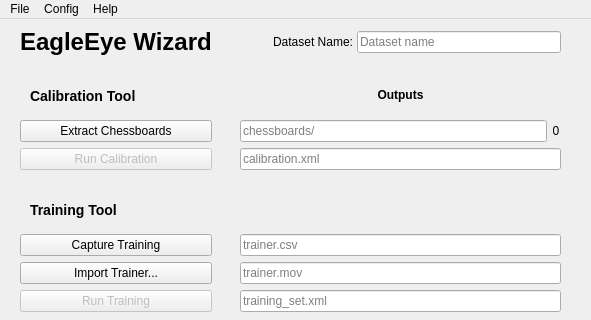
Above: wizard.ui from gwillz/EagleEye before the change; both pictures show x 0 to 591 and y 0 to 320 of the 591 by 772 pixel window. Below: the same form after it.
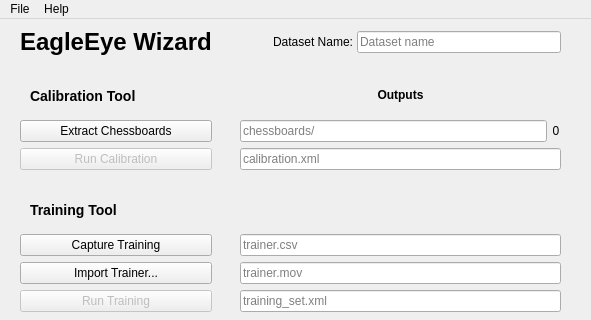
That is the form after the change. Icons and pictures are not drawn. Custom widgets are drawn as their Qt base class.

Commit message: added worker kill button, exit dialog tweaks, etc

Diff of the .ui file:
```diff
--- a/wizard.ui
+++ b/wizard.ui
@@ -452,17 +452,7 @@
     <addaction name="actionAbout"/>
     <addaction name="actionAbout_QT"/>
    </widget>
-   <widget class="QMenu" name="menuConfig">
-    <property name="title">
-     <string>Config</string>
-    </property>
-    <addaction name="actionOpen_Config"/>
-    <addaction name="actionEdit_Config"/>
-    <addaction name="separator"/>
-    <addaction name="action_config_status"/>
-   </widget>
    <addaction name="menuFile"/>
-   <addaction name="menuConfig"/>
    <addaction name="menuHelp"/>
   </widget>
   <widget class="QStatusBar" name="statusbar"/>
```
Left out of the diff: 9 changed lines with no effect on the pictures. The commit also changes 2 other files.
